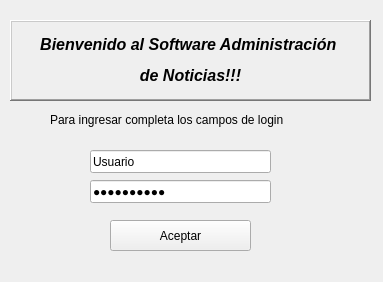
Above: codigos/ui_login.ui from DotPin/TrabajoGrupal before the change. Below: the same form after it.
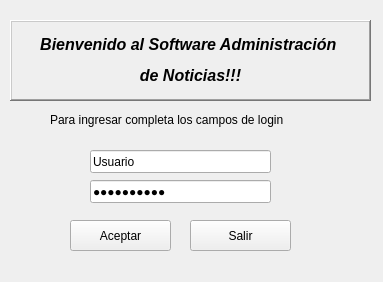
That is the form after the change.

```diff
--- a/codigos/ui_login.ui
+++ b/codigos/ui_login.ui
@@ -120,9 +120,9 @@
    <widget class="QPushButton" name="pushButton">
     <property name="geometry">
      <rect>
-      <x>110</x>
+      <x>70</x>
       <y>220</y>
-      <width>141</width>
+      <width>101</width>
       <height>31</height>
      </rect>
     </property>
@@ -130,6 +130,19 @@
      <string>Aceptar</string>
     </property>
    </widget>
+   <widget class="QPushButton" name="pushButton_2">
+    <property name="geometry">
+     <rect>
+      <x>190</x>
+      <y>220</y>
+      <width>101</width>
+      <height>31</height>
+     </rect>
+    </property>
+    <property name="text">
+     <string>Salir</string>
+    </property>
+   </widget>
   </widget>
  </widget>
  <layoutdefault spacing="6" margin="11"/>
```
